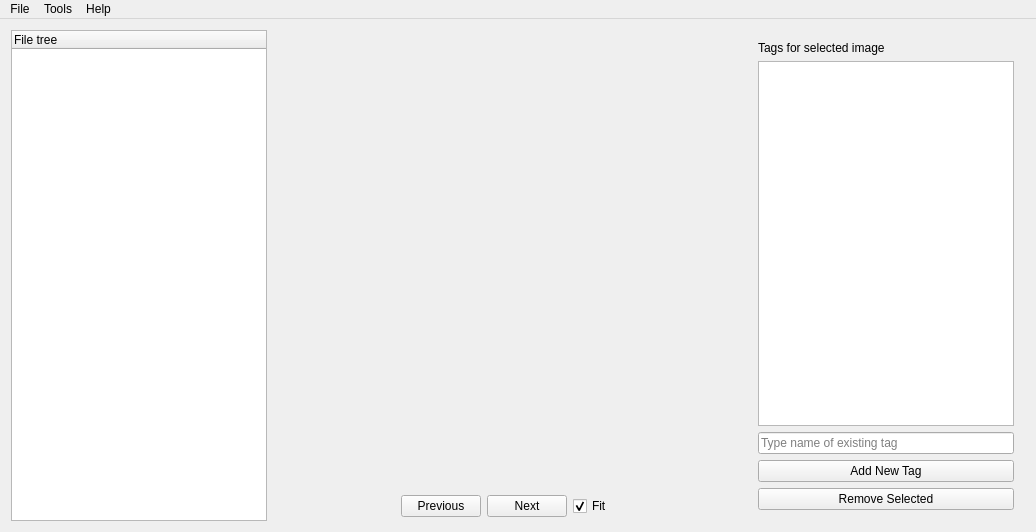
Old version of the form hintergrund-ui/mainwindow.ui in the repository univrsal/hintergrund.
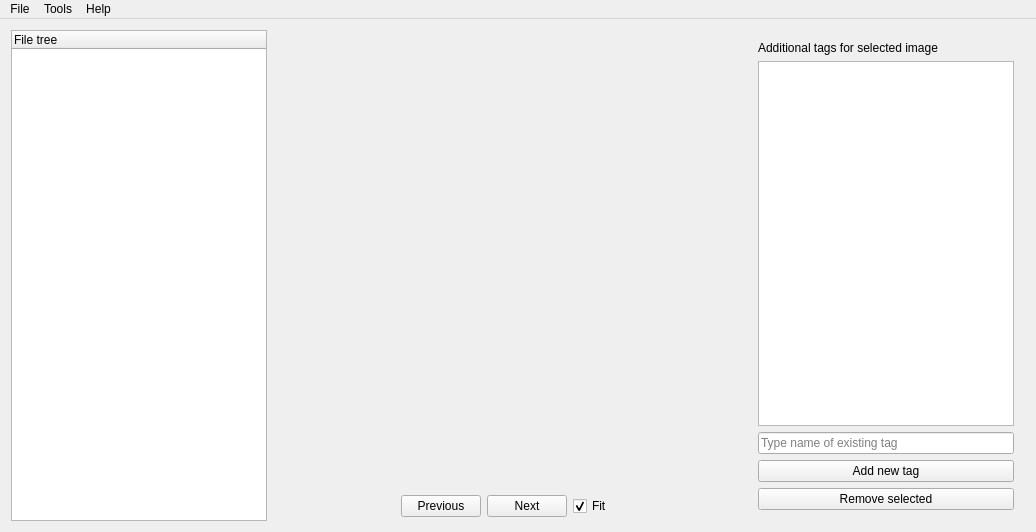
New version of the form.

Diff of the .ui file:
```diff
--- a/hintergrund-ui/mainwindow.ui
+++ b/hintergrund-ui/mainwindow.ui
@@ -171,7 +171,7 @@
        <item>
         <widget class="QLabel" name="lbl_tags">
          <property name="text">
-          <string>Tags for selected image</string>
+          <string>Additional tags for selected image</string>
          </property>
         </widget>
        </item>
@@ -195,14 +195,14 @@
        <item>
         <widget class="QPushButton" name="btn_add_tag">
          <property name="text">
-          <string>Add New Tag</string>
+          <string>Add new tag</string>
          </property>
         </widget>
        </item>
        <item>
         <widget class="QPushButton" name="btn_remove_selected">
          <property name="text">
-          <string>Remove Selected</string>
+          <string>Remove selected</string>
          </property>
         </widget>
        </item>
```
